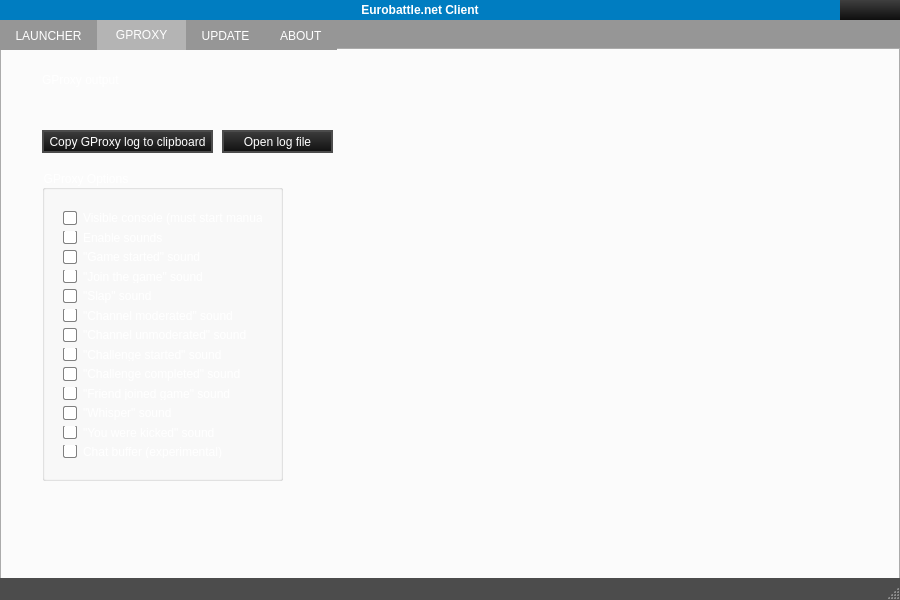
First picture: the form in xpam/mainwindow.ui, repository cen1/xpam-client, before the edit.
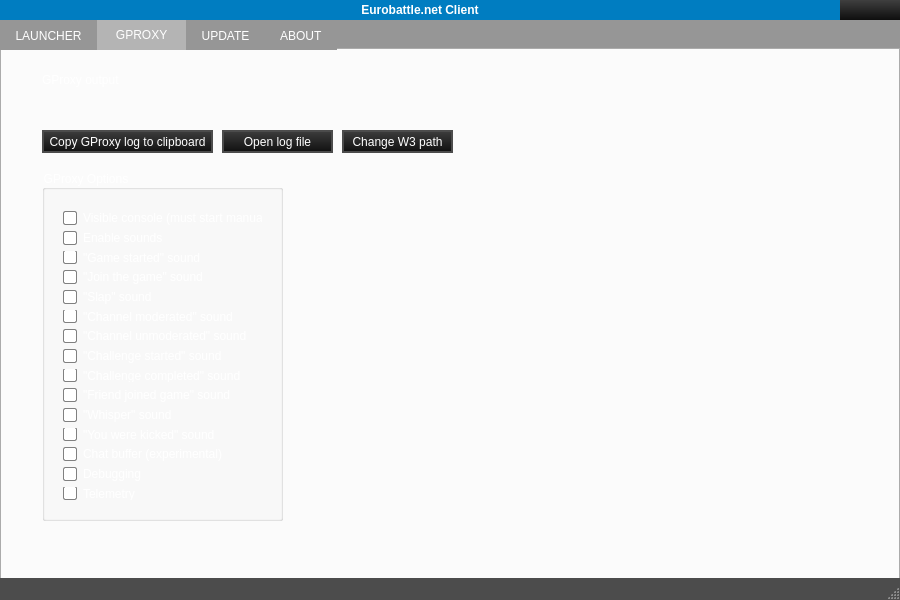
Second picture: the form after the edit. The open tabs and pages were chosen to show the change. Icons and pictures are not drawn.

The edit to the form file:
```diff
--- a/xpam/mainwindow.ui
+++ b/xpam/mainwindow.ui
@@ -673,7 +673,7 @@
             <x>40</x>
             <y>120</y>
             <width>241</width>
-            <height>311</height>
+            <height>351</height>
            </rect>
           </property>
           <property name="styleSheet">
@@ -688,7 +688,7 @@
              <x>10</x>
              <y>30</y>
              <width>221</width>
-             <height>269</height>
+             <height>311</height>
             </rect>
            </property>
            <layout class="QVBoxLayout" name="verticalLayout_2">
@@ -819,9 +819,36 @@
               </property>
              </widget>
             </item>
+            <item>
+             <widget class="QCheckBox" name="checkBox_debug">
+              <property name="text">
+               <string>Debugging</string>
+              </property>
+             </widget>
+            </item>
+            <item>
+             <widget class="QCheckBox" name="checkBox_telemetry">
+              <property name="text">
+               <string>Telemetry</string>
+              </property>
+             </widget>
+            </item>
            </layout>
           </widget>
          </widget>
+         <widget class="QPushButton" name="pushButton_w3path">
+          <property name="geometry">
+           <rect>
+            <x>340</x>
+            <y>80</y>
+            <width>111</width>
+            <height>23</height>
+           </rect>
+          </property>
+          <property name="text">
+           <string>Change W3 path</string>
+          </property>
+         </widget>
         </widget>
         <widget class="QWidget" name="tab2">
          <property name="sizePolicy">
```
Left out of the diff: 9 changed lines with no effect on the pictures.
